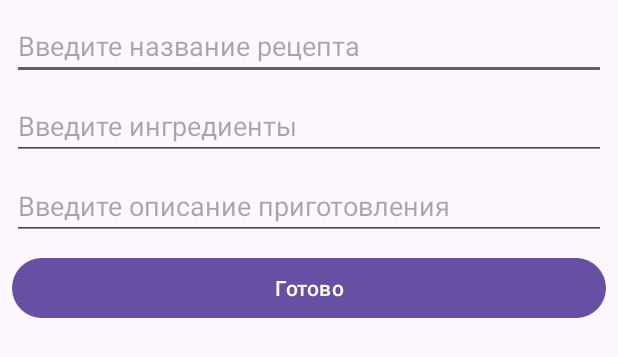
After one commit to marazzzmatic/AndroidProject_Recepies, an Android app: the layout activity_add_edit.xml on its own in the app's theme, with its tools: preview values and no code run, on a phone screen of 412 x 824 dp. The commit adds this screen. Shown: the top 357 px of the screen. Run offline under Robolectric (Android 15) with nearby library versions, the phone set to English and light mode, and no system bars.

Commit message:
второй экран + рабочее добавление и отображение рецепта

```diff
--- a/app/src/main/AndroidManifest.xml
+++ b/app/src/main/AndroidManifest.xml
@@ -21,6 +21,7 @@
                 <category android:name="android.intent.category.LAUNCHER" />
             </intent-filter>
         </activity>
+        <activity android:name=".AddEditActivity"/>
     </application>
 
 </manifest>
--- a/app/src/main/java/com/example/recipebook/MainActivity.kt
+++ b/app/src/main/java/com/example/recipebook/MainActivity.kt
@@ -40,6 +40,11 @@ class MainActivity : AppCompatActivity() {
 
     }
 
+    override fun onResume() {
+        super.onResume()
+        loadRecipes()
+    }
+
     private fun loadRecipes() {
         val recipes = repository.getAllRecipes()
         adapter.updateData(recipes)
--- a/app/src/main/java/com/example/recipebook/RecipeRepository.kt
+++ b/app/src/main/java/com/example/recipebook/RecipeRepository.kt
@@ -7,4 +7,5 @@ class RecipeRepository(context: android.content.Context) {
     fun updateRecipe(recipe: Recipe) = dbHelper.updateRecipe(recipe)
     fun deleteRecipe(recipeId: Long) = dbHelper.deleteRecipe(recipeId)
     fun getAllRecipes(): List<Recipe> = dbHelper.getAllRecipes()
+    fun getRecipeById(id: Long): Recipe? = dbHelper.getRecipeById(id)
 }
--- /dev/null
+++ b/app/src/main/res/layout/activity_add_edit.xml
@@ -0,0 +1,47 @@
+<?xml version="1.0" encoding="utf-8"?>
+<androidx.constraintlayout.widget.ConstraintLayout xmlns:android="http://schemas.android.com/apk/res/android"
+    xmlns:app="http://schemas.android.com/apk/res-auto"
+    android:id="@+id/add_edit"
+    android:layout_width="match_parent"
+    android:layout_height="match_parent">
+
+    <EditText
+        android:id="@+id/etTitle"
+        android:layout_width="match_parent"
+        android:layout_height="wrap_content"
+        android:inputType="text"
+        android:layout_margin="8dp"
+        android:hint="Введите название рецепта"
+        app:layout_constraintTop_toTopOf="parent"
+        />
+
+    <EditText
+        android:id="@+id/etIngredients"
+        android:layout_width="match_parent"
+        android:layout_height="wrap_content"
+        android:inputType="text"
+        android:hint="Введите ингредиенты"
+        android:layout_margin="8dp"
+        app:layout_constraintTop_toBottomOf="@+id/etTitle"
+        />
+
+    <EditText
+        android:id="@+id/etContent"
+        android:layout_width="match_parent"
+        android:layout_height="wrap_content"
+        android:inputType="text"
+        android:layout_margin="8dp"
+        android:hint="Введите описание приготовления"
+        app:layout_constraintTop_toBottomOf="@+id/etIngredients"
+        />
+
+    <Button
+        android:id="@+id/btnSave"
+        android:layout_width="match_parent"
+        android:layout_height="0dp"
+        android:text="Готово"
+        android:layout_margin="8dp"
+        app:layout_constraintTop_toBottomOf="@+id/etContent"
+        />
+
+</androidx.constraintlayout.widget.ConstraintLayout>
```
Also changed, not shown: app/src/main/java/com/example/recipebook/AddEditActivity.kt (+76 -1 lines), app/src/main/java/com/example/recipebook/DatabaseHelper.kt (+18 -0 lines), app/src/main/res/layout/activity_main.xml (+7 -4 lines).
